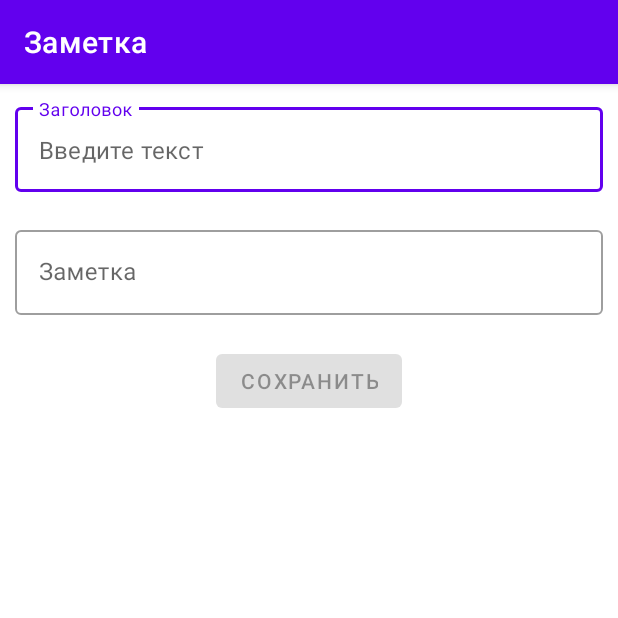
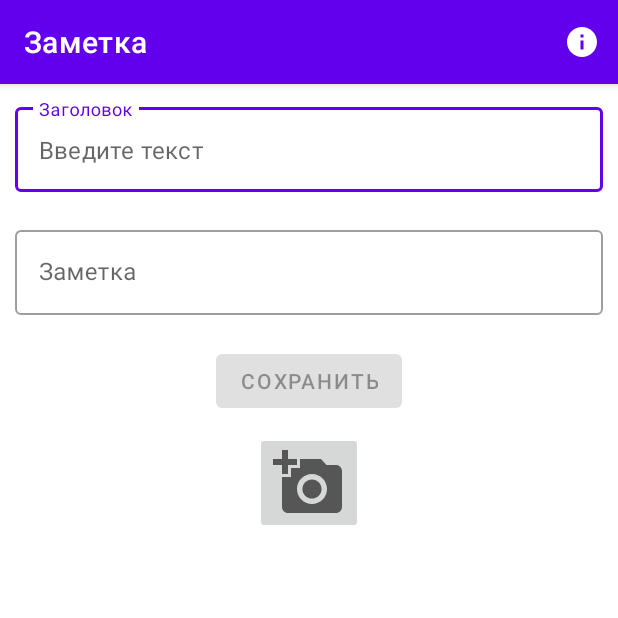
Before and after one commit to mypetproject/BSCHomework, an Android app: the screen it shows after launch (MainActivity), on a phone screen of 412 x 824 dp, the top half of it. Run offline under Robolectric (Android 15) with nearby library versions, the phone set to English and light mode, and no system bars; our stand-ins replace data binding.

Commit message:
В app bar добавлены кнопки share и about. Добавлена новая активити. Реализована работа с камерой.

```diff
--- a/app/build.gradle
+++ b/app/build.gradle
@@ -37,6 +37,7 @@ android {
 
 dependencies {
 
+    implementation 'androidx.activity:activity-ktx:1.4.0'
     implementation 'androidx.core:core-ktx:1.7.0'
     implementation 'androidx.appcompat:appcompat:1.4.0'
     implementation 'com.google.android.material:material:1.4.0'
--- a/app/src/main/java/com/example/bschomework/MainActivity.kt
+++ b/app/src/main/java/com/example/bschomework/MainActivity.kt
@@ -1,21 +1,88 @@
 package com.example.bschomework
 
+import android.content.Intent
+import android.net.Uri
 import android.os.Bundle
+import android.view.Menu
+import android.view.MenuItem
 import android.widget.Toast
+import androidx.activity.result.contract.ActivityResultContracts
 import androidx.appcompat.app.AppCompatActivity
+import androidx.core.content.FileProvider
 import androidx.databinding.DataBindingUtil
 import com.example.bschomework.databinding.ActivityMainBinding
+import java.io.File
 
 class MainActivity : AppCompatActivity(), MainActivityView {
+
+    private var menu: Menu? = null
+    private lateinit var binding: ActivityMainBinding
+
+    private lateinit var photoUri: Uri
+
+    private val requestPermissionLauncher = registerForActivityResult(
+        ActivityResultContracts.RequestPermission()
+    ) { isGranted: Boolean ->
+        if (isGranted) {
+
+            setPhotoUri()
+
+            getCameraContent.launch(photoUri)
+        }
+    }
+
+    private val getCameraContent = registerForActivityResult(
+        ActivityResultContracts.TakePicture()
+    ) { result ->
+
+        if (result) {
+            binding.photoIv.setImageURI(photoUri)
+        }
+    }
 
     override fun onCreate(savedInstanceState: Bundle?) {
         super.onCreate(savedInstanceState)
 
-        val binding : ActivityMainBinding = DataBindingUtil.setContentView(
+        binding = DataBindingUtil.setContentView(
             this, R.layout.activity_main
         )
 
         binding.presenter = MainActivityPresenter(this)
+    }
+
+    override fun onCreateOptionsMenu(menu: Menu): Boolean {
+        menuInflater.inflate(R.menu.activity_main_options_menu, menu)
+        this.menu = menu
+
+        binding.presenter?.setButtonsVisibility()
+
+        return super.onCreateOptionsMenu(menu)
+    }
+
+    override fun onOptionsItemSelected(item: MenuItem): Boolean {
+
+        return when (item.itemId) {
+            R.id.share_menu_item -> {
+                shareMenuItemClicked()
+                true
+            }
+            R.id.about_menu_item -> {
+                aboutMenuItemClicked()
+                true
+            }
+            else -> super.onOptionsItemSelected(item)
+        }
+    }
+
+    private fun aboutMenuItemClicked() {
+        startActivity(Intent(this, AboutActivity::class.java))
+    }
+
+    private fun shareMenuItemClicked() {
+        startActivity(Intent(Intent.ACTION_SEND).apply {
+            type = "text/plain"
+            putExtra(Intent.EXTRA_TEXT, "${binding.presenter?.header}\n${binding.presenter?.note}")
+        })
     }
 
     override fun savedToast() {
@@ -25,4 +92,20 @@ class MainActivity : AppCompatActivity(), MainActivityView {
     override fun notSavedToast() {
         Toast.makeText(this, getString(R.string.not_saved), Toast.LENGTH_SHORT).show()
     }
+
+    override fun showShareButton() {
+        menu?.findItem(R.id.share_menu_item)?.isVisible = true
+    }
+
+    override fun hideShareButton() {
+        menu?.findItem(R.id.share_menu_item)?.isVisible = false
+    }
+
+    override fun photoButtonClicked() {
+        requestPermissionLauncher.launch(android.Manifest.permission.CAMERA)
+    }
+
+    private fun setPhotoUri() {
+        photoUri = FileProvider.getUriForFile(this, "com.example.bschomework.fileprovider", File(filesDir, "temp.jpg"))
+    }
 }
--- a/app/src/main/java/com/example/bschomework/MainActivityPresenter.kt
+++ b/app/src/main/java/com/example/bschomework/MainActivityPresenter.kt
@@ -4,23 +4,38 @@ import androidx.databinding.BaseObservable
 import androidx.databinding.Bindable
 import kotlin.properties.Delegates
 
-class MainActivityPresenter(private val view: MainActivityView) : BaseObservable(){
+class MainActivityPresenter(private val view: MainActivityView) : BaseObservable() {
 
-    @get:Bindable var header : String by Delegates.observable(""){ _, _, _ ->
+    @get:Bindable
+    var header: String by Delegates.observable("") { _, _, _ ->
         notifyPropertyChanged(BR.header)
-        saveButtonEnabled = isSaveButtonEnabled()
+        setButtonsVisibility()
     }
 
-    @get:Bindable var note : String by Delegates.observable(""){ _, _, _ ->
+    @get:Bindable
+    var note: String by Delegates.observable("") { _, _, _ ->
         notifyPropertyChanged(BR.note)
-        saveButtonEnabled = isSaveButtonEnabled()
+        setButtonsVisibility()
     }
 
-    @get:Bindable var saveButtonEnabled : Boolean by Delegates.observable(false){ _, _, _ ->
+    @get:Bindable
+    var saveButtonEnabled: Boolean by Delegates.observable(false) { _, _, _ ->
         notifyPropertyChanged(BR.saveButtonEnabled)
     }
 
-    private var notesModel = NotesModel("", "")
+    private var notesModel = NotesModel(header, note)
+
+    fun setButtonsVisibility() {
+        val isButtonEnabled = isButtonsEnabled()
+
+        saveButtonEnabled = isButtonEnabled
+
+        if (isButtonEnabled) {
+            view.showShareButton()
+        } else {
+            view.hideShareButton()
+        }
+    }
 
     fun saveData() {
 
@@ -38,7 +53,11 @@ class MainActivityPresenter(private val view: MainActivityView) : BaseObservable
         return notesModel.header.isNotEmpty() && notesModel.note.isNotEmpty()
     }
 
-    private fun isSaveButtonEnabled() : Boolean {
+    private fun isButtonsEnabled(): Boolean {
         return header.isNotEmpty() && note.isNotEmpty()
     }
+
+    fun photoButtonClicked() {
+        view.photoButtonClicked()
+    }
 }
--- a/app/src/main/java/com/example/bschomework/MainActivityView.kt
+++ b/app/src/main/java/com/example/bschomework/MainActivityView.kt
@@ -3,4 +3,7 @@ package com.example.bschomework
 interface MainActivityView {
     fun savedToast()
     fun notSavedToast()
+    fun showShareButton()
+    fun hideShareButton()
+    fun photoButtonClicked()
 }
--- /dev/null
+++ b/app/src/main/res/drawable/ic_baseline_add_a_photo_48.xml
@@ -0,0 +1,5 @@
+<vector android:height="48dp" android:tint="?attr/colorControlNormal"
+    android:viewportHeight="24" android:viewportWidth="24"
+    android:width="48dp" xmlns:android="http://schemas.android.com/apk/res/android">
+    <path android:fillColor="@android:color/white" android:pathData="M3,4V1h2v3h3v2H5v3H3V6H0V4H3zM6,10V7h3V4h7l1.83,2H21c1.1,0 2,0.9 2,2v12c0,1.1 -0.9,2 -2,2H5c-1.1,0 -2,-0.9 -2,-2V10H6zM13,19c2.76,0 5,-2.24 5,-5s-2.24,-5 -5,-5s-5,2.24 -5,5S10.24,19 13,19zM9.8,14c0,1.77 1.43,3.2 3.2,3.2s3.2,-1.43 3.2,-3.2s-1.43,-3.2 -3.2,-3.2S9.8,12.23 9.8,14z"/>
+</vector>
--- /dev/null
+++ b/app/src/main/res/drawable/ic_baseline_info_24.xml
@@ -0,0 +1,10 @@
+<vector xmlns:android="http://schemas.android.com/apk/res/android"
+    android:width="24dp"
+    android:height="24dp"
+    android:viewportWidth="24"
+    android:viewportHeight="24"
+    android:tint="?attr/colorControlNormal">
+  <path
+      android:fillColor="@android:color/white"
+      android:pathData="M12,2C6.48,2 2,6.48 2,12s4.48,10 10,10 10,-4.48 10,-10S17.52,2 12,2zM13,17h-2v-6h2v6zM13,9h-2L11,7h2v2z"/>
+</vector>
--- /dev/null
+++ b/app/src/main/res/drawable/ic_baseline_share_24.xml
@@ -0,0 +1,10 @@
+<vector xmlns:android="http://schemas.android.com/apk/res/android"
+    android:width="24dp"
+    android:height="24dp"
+    android:viewportWidth="24"
+    android:viewportHeight="24"
+    android:tint="?attr/colorControlNormal">
+  <path
+      android:fillColor="@android:color/white"
+      android:pathData="M18,16.08c-0.76,0 -1.44,0.3 -1.96,0.77L8.91,12.7c0.05,-0.23 0.09,-0.46 0.09,-0.7s-0.04,-0.47 -0.09,-0.7l7.05,-4.11c0.54,0.5 1.25,0.81 2.04,0.81 1.66,0 3,-1.34 3,-3s-1.34,-3 -3,-3 -3,1.34 -3,3c0,0.24 0.04,0.47 0.09,0.7L8.04,9.81C7.5,9.31 6.79,9 6,9c-1.66,0 -3,1.34 -3,3s1.34,3 3,3c0.79,0 1.5,-0.31 2.04,-0.81l7.12,4.16c-0.05,0.21 -0.08,0.43 -0.08,0.65 0,1.61 1.31,2.92 2.92,2.92 1.61,0 2.92,-1.31 2.92,-2.92s-1.31,-2.92 -2.92,-2.92z"/>
+</vector>
--- a/app/src/main/res/layout/activity_main.xml
+++ b/app/src/main/res/layout/activity_main.xml
@@ -63,9 +63,28 @@
                 android:layout_centerHorizontal="true"
                 android:layout_margin="@dimen/save_button_margin"
                 android:enabled="@{presenter.saveButtonEnabled}"
+                android:gravity="center"
                 android:onClick="@{() -> presenter.saveData()}"
-                android:gravity="center"
                 android:text="@string/save_button" />
+
+            <ImageButton
+                android:id="@+id/photo_button"
+                android:layout_width="wrap_content"
+                android:layout_height="wrap_content"
+                android:layout_below="@+id/save_button"
+                android:layout_centerHorizontal="true"
+                android:onClick="@{() -> presenter.photoButtonClicked()}"
+                android:src="@drawable/ic_baseline_add_a_photo_48"
+                android:contentDescription="@string/do_photo" />
+
+            <ImageView
+                android:id="@+id/photo_iv"
+                android:layout_width="wrap_content"
+                android:layout_height="wrap_content"
+                android:layout_below="@+id/photo_button"
+                android:layout_centerHorizontal="true"
+                android:layout_margin="@dimen/photo_image_margin"
+                android:contentDescription="@string/photo"/>
 
         </RelativeLayout>
     </ScrollView>
--- /dev/null
+++ b/app/src/main/res/menu/activity_main_options_menu.xml
@@ -0,0 +1,14 @@
+<?xml version="1.0" encoding="utf-8"?>
+<menu xmlns:android="http://schemas.android.com/apk/res/android"
+    xmlns:app="http://schemas.android.com/apk/res-auto">
+    <item
+        android:id="@+id/share_menu_item"
+        android:icon="@drawable/ic_baseline_share_24"
+        android:title="@string/share"
+        app:showAsAction="ifRoom"/>
+    <item
+        android:id="@+id/about_menu_item"
+        android:icon="@drawable/ic_baseline_info_24"
+        android:title="@string/about"
+        app:showAsAction="ifRoom"/>
+</menu>
--- a/app/src/main/res/values/dimens.xml
+++ b/app/src/main/res/values/dimens.xml
@@ -3,4 +3,6 @@
     <dimen name="header_margin">10dp</dimen>
     <dimen name="notes_margin">10dp</dimen>
     <dimen name="save_button_margin">10dp</dimen>
+    <dimen name="about_layout_margin">10dp</dimen>
+    <dimen name="photo_image_margin">10dp</dimen>
 </resources>
--- a/app/src/main/res/values/strings.xml
+++ b/app/src/main/res/values/strings.xml
@@ -6,4 +6,10 @@
     <string name="saved">Сохранено</string>
     <string name="not_saved">Не сохранено</string>
     <string name="input_text">Введите текст</string>
+    <string name="share">Поделиться</string>
+    <string name="about">О приложении</string>
+    <string name="lorem_ipsum">Lorem ipsum dolor sit amet, consectetur adipiscing elit, sed do eiusmod tempor incididunt ut labore et dolore magna aliqua. Ut enim ad minim veniam, quis nostrud exercitation ullamco laboris nisi ut aliquip ex ea commodo consequat. Duis aute irure dolor in reprehenderit in voluptate velit esse cillum dolore eu fugiat nulla pariatur. Excepteur sint occaecat cupidatat non proident, sunt in culpa qui officia deserunt mollit anim id est laborum.</string>
+    <string name="about_activity_label">О приложении</string>
+    <string name="do_photo">Сделать фото</string>
+    <string name="photo">Фото</string>
 </resources>
```
Also changed, not shown: app/src/main/AndroidManifest.xml (+20 -2 lines), app/src/main/java/com/example/bschomework/AboutActivity.kt (added, +19 -0 lines), app/src/main/res/layout/activity_about.xml (added, +18 -0 lines), app/src/main/res/xml/filepath.xml (added, +18 -0 lines).
